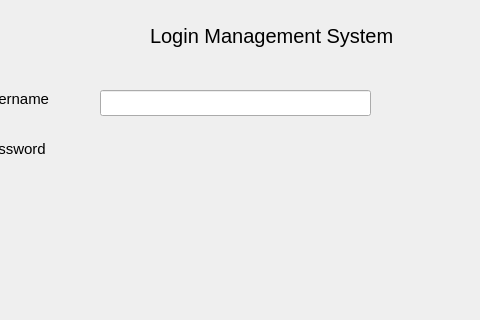
Before: the Qt Designer form mainwindow.ui in Stelios-X/Login-System, drawn with Qt 5; both pictures show x 120 to 600 and y 0 to 320 of the 800 by 600 pixel window.
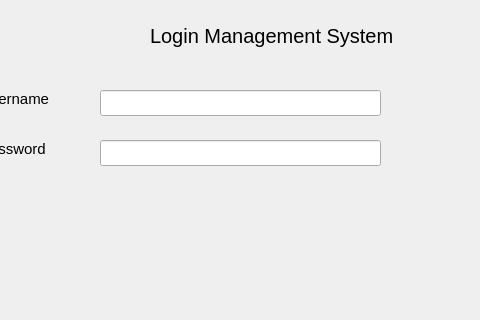
After: the same form once the commit is applied.

Commit message: Login UX data field complete update

Diff of the .ui file:
```diff
--- a/mainwindow.ui
+++ b/mainwindow.ui
@@ -76,9 +76,31 @@
      <rect>
       <x>220</x>
       <y>90</y>
-      <width>271</width>
+      <width>281</width>
       <height>26</height>
      </rect>
+    </property>
+    <property name="styleSheet">
+     <string notr="true">QLineEdit
+{
+font-size;15px;
+}</string>
+    </property>
+   </widget>
+   <widget class="QLineEdit" name="lineEdit_2">
+    <property name="geometry">
+     <rect>
+      <x>220</x>
+      <y>140</y>
+      <width>281</width>
+      <height>26</height>
+     </rect>
+    </property>
+    <property name="styleSheet">
+     <string notr="true">QLineEdit
+{
+font-size;15px;
+}</string>
     </property>
    </widget>
   </widget>
```
